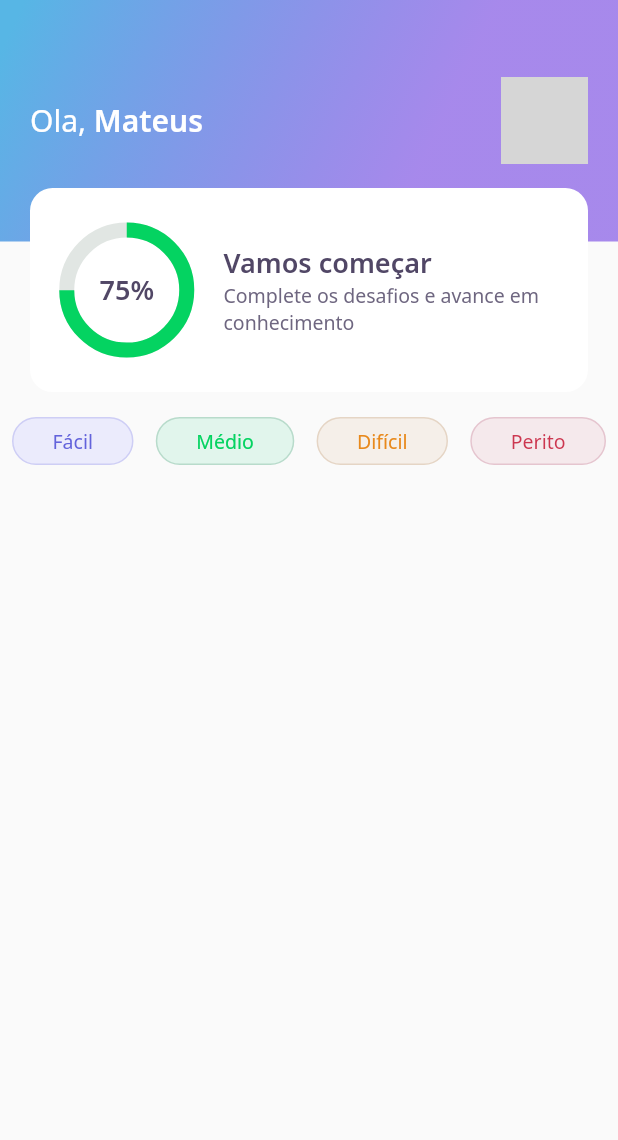
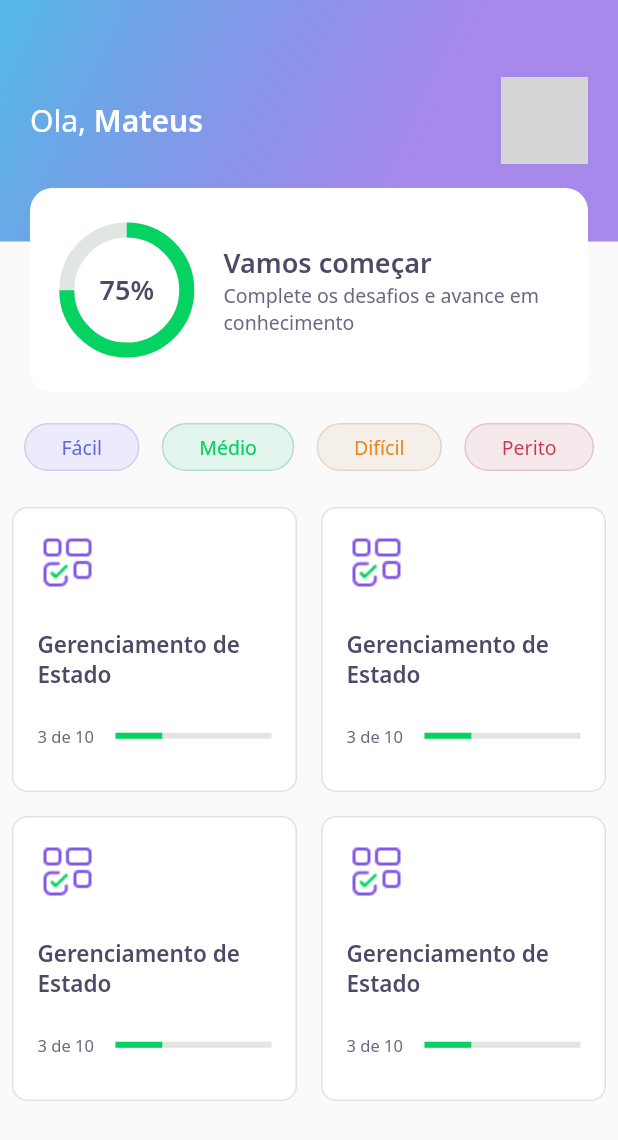
Before and after one commit to mateuslopes92/next-level-week-05-flutter, a Flutter app: the screen it shows after launch, on a phone screen of 412 x 824 dp. Shown: the top 1140 px of the screen. Run offline on Flutter 3.47's test engine with Material 2 defaults, Android fonts, the phone set to English and light mode, and no system bars; our stand-ins replace google_fonts; network calls fail; grey boxes are pictures that could not be loaded.

Commit message:
Created quiz card widget

```diff
--- a/lib/home/home_page.dart
+++ b/lib/home/home_page.dart
@@ -1,5 +1,6 @@
 import 'package:DevQuiz/home/widgets/appbar/app_bar_widget.dart';
 import 'package:DevQuiz/home/widgets/level_button/level_button_widget.dart';
+import 'package:DevQuiz/home/widgets/quiz_card/quiz_card_widget.dart';
 import 'package:flutter/material.dart';
 
 class HomePage extends StatefulWidget {
@@ -15,7 +16,11 @@ class _HomePageState extends State<HomePage> {
     return Scaffold(
       appBar: AppBarWidget(),
       body: Padding(
-        padding: EdgeInsets.symmetric(horizontal: 8, vertical: 28),
+        padding: const EdgeInsets.only(top: 16),
+        child: Column(
+          children: [
+            Padding(
+              padding: const EdgeInsets.all(16),
               child: Row(
                 mainAxisAlignment: MainAxisAlignment.spaceBetween,
                 children: [
@@ -26,6 +31,20 @@ class _HomePageState extends State<HomePage> {
                 ],
               ),
             ),
+            Expanded(
+              child: GridView.count(
+                crossAxisCount: 2,
+                children: [
+                  QuizCardWidget(),
+                  QuizCardWidget(),
+                  QuizCardWidget(),
+                  QuizCardWidget()
+                ],
+              ),
+            )
+          ],
+        ),
+      ),
     );
   }
 }
--- a/lib/home/widgets/appbar/app_bar_widget.dart
+++ b/lib/home/widgets/appbar/app_bar_widget.dart
@@ -1,5 +1,3 @@
-import 'dart:ffi';
-
 import 'package:DevQuiz/home/widgets/score_card/score_card_widget.dart';
 
 import '../../../core/app_text_styles.dart';
--- a/lib/home/widgets/level_button/level_button_widget.dart
+++ b/lib/home/widgets/level_button/level_button_widget.dart
@@ -46,7 +46,7 @@ class LevelButtonWidget extends StatelessWidget {
         color: color
       ),
       child: Padding(
-        padding: EdgeInsets.symmetric(horizontal: 26, vertical: 6),
+        padding: EdgeInsets.symmetric(horizontal: 24, vertical: 6),
         child: Text(
           label,
           style:
--- /dev/null
+++ b/lib/home/widgets/quiz_card/quiz_card_widget.dart
@@ -0,0 +1,67 @@
+import 'package:DevQuiz/core/core.dart';
+import 'package:flutter/material.dart';
+import '../../../core/app_colors.dart';
+import '../../../core/app_text_styles.dart';
+import '../../../core/app_images.dart';
+
+class QuizCardWidget extends StatelessWidget {
+  QuizCardWidget({Key? key}): super(key: key);
+
+  @override
+  Widget build(BuildContext context) {
+    return Padding(
+      padding: const EdgeInsets.all(8.0),
+      child: Container(
+        padding: EdgeInsets.all(16),
+        decoration: BoxDecoration(
+          color: AppColors.white,
+          borderRadius: BorderRadius.circular(10),
+          border: Border.fromBorderSide(
+            BorderSide(
+              color: AppColors.border
+            )
+          )
+        ),
+        child: Column(
+          crossAxisAlignment: CrossAxisAlignment.start,
+          children: [
+            Container(
+              height: 40,
+              width: 40,
+              child: Image.asset(AppImages.blocks),
+            ),
+            SizedBox(
+              height: 24,
+            ),
+            Text(
+              "Gerenciamento de Estado",
+              style: AppTextStyles.heading15,
+            ),
+            SizedBox(
+              height: 24,
+            ),
+            Row(
+              children: [
+                Expanded(
+                  flex: 1,
+                  child: Text(
+                    "3 de 10",
+                    style: AppTextStyles.body11,
+                  ),
+                ),
+                Expanded(
+                  flex: 2,
+                  child: LinearProgressIndicator(
+                    value: .3,
+                    backgroundColor: AppColors.chartSecondary,
+                    valueColor: AlwaysStoppedAnimation<Color>(AppColors.chartPrimary),
+                  ),
+                )
+              ],
+            )
+          ]
+        ),
+      ),
+    );
+  }
+}
```
Lines whose indentation alone changed are shown as unchanged.
